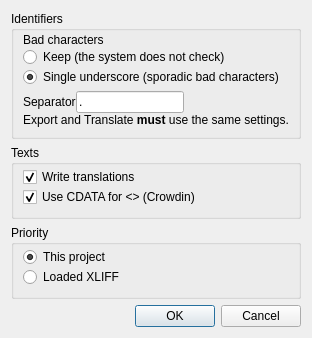
Mercury13/utranslator, file UTranslator/Tools/FmXliff.ui: the form before one commit.
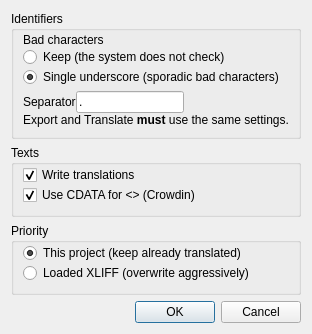
The form after the commit.

Commit message: Partly XLIFF

```diff
--- a/UTranslator/Tools/FmXliff.ui
+++ b/UTranslator/Tools/FmXliff.ui
@@ -7,7 +7,7 @@
     <x>0</x>
     <y>0</y>
     <width>275</width>
-    <height>253</height>
+    <height>249</height>
    </rect>
   </property>
   <property name="windowTitle">
@@ -110,7 +110,7 @@
        <number>0</number>
       </property>
       <property name="topMargin">
-       <number>2</number>
+       <number>0</number>
       </property>
       <item>
        <widget class="QCheckBox" name="chkWriteTranslation">
@@ -145,12 +145,12 @@
        <number>0</number>
       </property>
       <property name="topMargin">
-       <number>2</number>
+       <number>0</number>
       </property>
       <item>
        <widget class="QRadioButton" name="radioPrioThis">
         <property name="text">
-         <string>This project</string>
+         <string>This project (keep already translated)</string>
         </property>
         <property name="checked">
          <bool>true</bool>
@@ -160,7 +160,7 @@
       <item>
        <widget class="QRadioButton" name="radioPrioXliff">
         <property name="text">
-         <string>Loaded XLIFF</string>
+         <string>Loaded XLIFF (overwrite aggressively)</string>
         </property>
        </widget>
       </item>
```
The commit also changes 4 other files.
